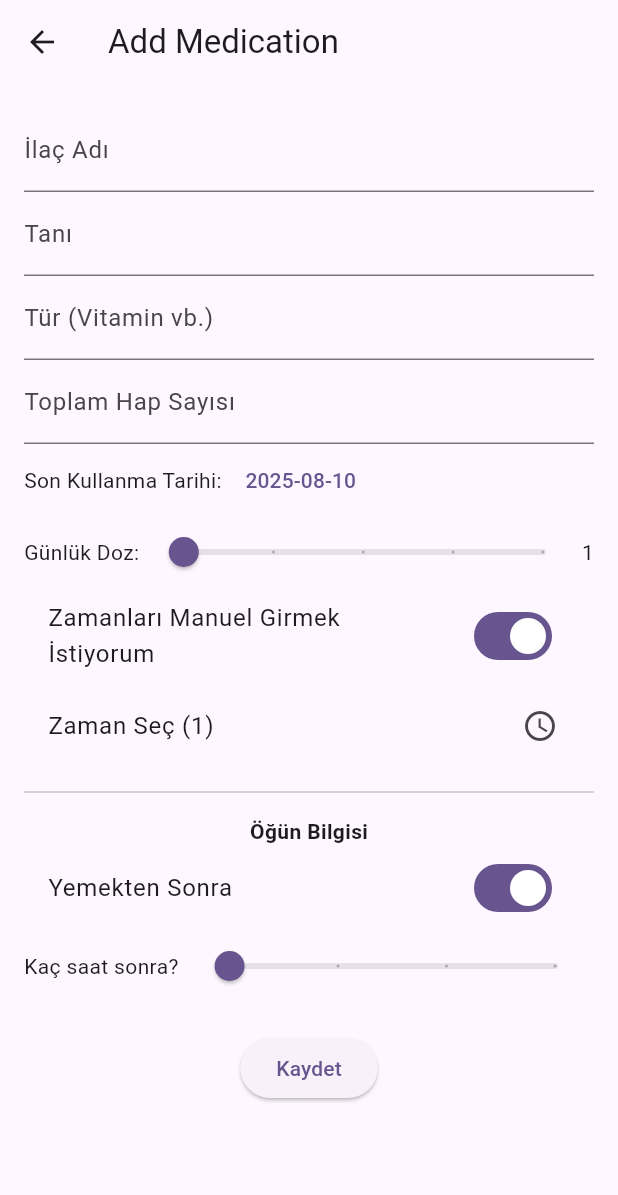
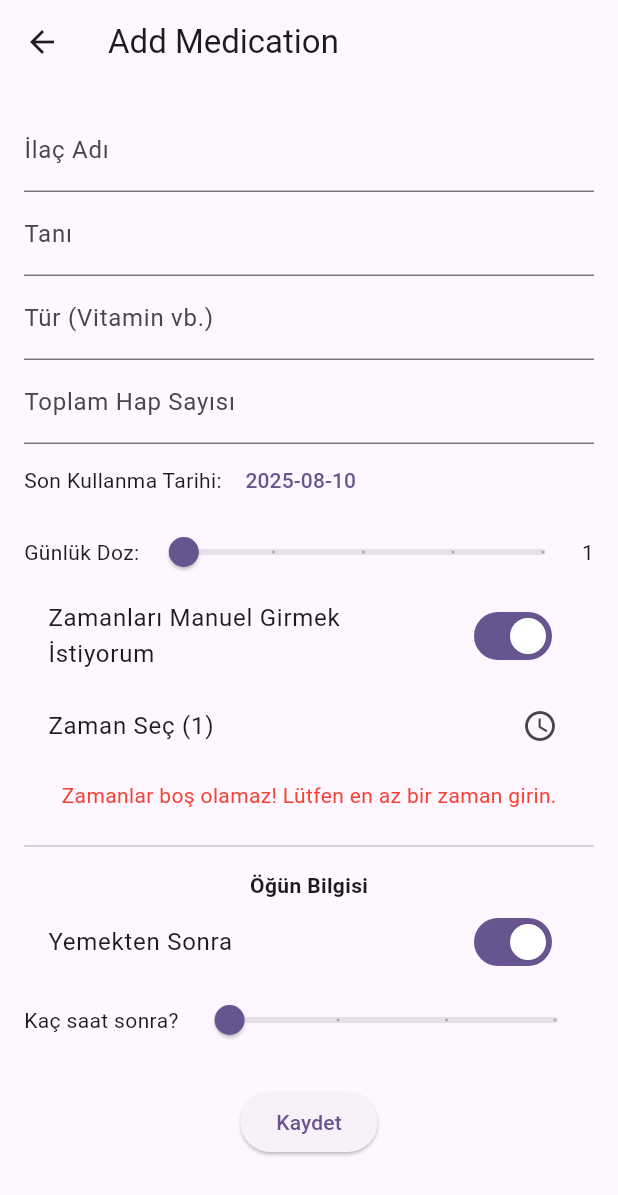
Before and after one commit to enesarat/sifakapp, a Flutter app: the MedicationFormPage screen opened directly, after a tap on "Zamanları Manuel Girmek İstiyorum", on a phone screen of 412 x 824 dp. Shown: the top 1195 px of the screen. Run offline on Flutter 3.47's test engine with Material 3 defaults, Android fonts, the phone set to English and light mode, and no system bars; our stand-ins replace flutter_bloc, get_it, hive, hive_flutter; accounts and stored records are empty.

Commit message:
Contains: Created a centralized and sustainable validation management system. Validations were created and integrated based on the logic of the required form fields.

```diff
--- /dev/null
+++ b/lib/core/validations/validator.dart
@@ -0,0 +1,64 @@
+import 'package:flutter/material.dart';
+
+class Validator {
+  // İlaç adı validasyonu: Boş olamaz
+  static String? validateMedicationName(String? value) {
+    if (value == null || value.isEmpty) {
+      return 'İlaç adı boş olamaz!';
+    }
+    return null;
+  }
+
+  // Tanı validasyonu: Boş olamaz
+  static String? validateDiagnosis(String? value) {
+    if (value == null || value.isEmpty) {
+      return 'Tanı boş olamaz!';
+    }
+    return null;
+  }
+
+  // Hap sayısı validasyonu: Sayısal ve boş olamaz
+  static String? validatePills(String? value) {
+    if (value == null || value.isEmpty) {
+      return 'Hap sayısı boş olamaz!';
+    }
+    final pills = int.tryParse(value);
+    if (pills == null || pills <= 0) {
+      return 'Geçerli bir sayı giriniz!';
+    }
+    return null;
+  }
+
+  // Manuel zaman girilmesi validasyonu
+  static String? validateManualTime(List<TimeOfDay> manualTimes, int dailyDosage, bool isManualSchedule) {
+
+    // Eğer manuel zaman eksikse, hata mesajı döndür
+    if (manualTimes.isEmpty && isManualSchedule) {
+      return 'Zamanlar boş olamaz! Lütfen en az bir zaman girin.';
+    }
+
+    // Eğer manuel zaman sayısı, günlük doz sayısından azsa, hata döndür
+    if (manualTimes.length < dailyDosage && isManualSchedule) {
+      return "Tüm zamanları girmeniz gerekiyor!";
+    }
+
+    return null;
+  }
+
+
+  // Günlük doz validasyonu: 1 ile 5 arasında olmalı
+  static String? validateDailyDosage(int dosage) {
+    if (dosage < 1 || dosage > 5) {
+      return 'Günlük doz 1 ile 5 arasında olmalı!';
+    }
+    return null;
+  }
+
+  // Manuel zaman girilmesi ve tüm zamanların doldurulması gerektiği validasyonu
+  static String? validateAllTimes(List<TimeOfDay> manualTimes, bool isManualSchedule, int dailyDosage) {
+    if (isManualSchedule && manualTimes.length < dailyDosage) {
+      return "Tüm manuel zamanları girmeniz gerekiyor!";
+    }
+    return null;
+  }
+}
--- a/lib/features/medication_reminder/presentation/pages/medication_edit/widgets/medication_diagnosis_field.dart
+++ b/lib/features/medication_reminder/presentation/pages/medication_edit/widgets/medication_diagnosis_field.dart
@@ -1,14 +1,16 @@
 import 'package:flutter/material.dart';
 
 class MedicationDiagnosisField extends StatelessWidget {
-  const MedicationDiagnosisField({super.key, required this.controller});
+  const MedicationDiagnosisField({super.key, required this.controller, required this.validator});
   final TextEditingController controller;
+  final FormFieldValidator<String> validator;
 
   @override
   Widget build(BuildContext context) {
-    return TextField(
+    return TextFormField(
       controller: controller,
       decoration: const InputDecoration(labelText: "Tanı"),
+      validator: validator,
     );
   }
 }
--- a/lib/features/medication_reminder/presentation/pages/medication_edit/widgets/medication_name_field.dart
+++ b/lib/features/medication_reminder/presentation/pages/medication_edit/widgets/medication_name_field.dart
@@ -1,14 +1,16 @@
 import 'package:flutter/material.dart';
 
 class MedicationNameField extends StatelessWidget {
-  const MedicationNameField({super.key, required this.controller});
+  const MedicationNameField({super.key, required this.controller, required this.validator});
   final TextEditingController controller;
+  final FormFieldValidator<String> validator;
 
   @override
   Widget build(BuildContext context) {
-    return TextField(
+    return TextFormField(
       controller: controller,
       decoration: const InputDecoration(labelText: "İlaç Adı"),
+      validator: validator,
     );
   }
 }
--- a/lib/features/medication_reminder/presentation/pages/medication_edit/widgets/medication_pills_field.dart
+++ b/lib/features/medication_reminder/presentation/pages/medication_edit/widgets/medication_pills_field.dart
@@ -1,15 +1,17 @@
 import 'package:flutter/material.dart';
 
 class MedicationPillsField extends StatelessWidget {
-  const MedicationPillsField({super.key, required this.controller});
+  const MedicationPillsField({super.key, required this.controller, required this.validator});
   final TextEditingController controller;
+  final FormFieldValidator<String> validator;
 
   @override
   Widget build(BuildContext context) {
-    return TextField(
+    return TextFormField(
       controller: controller,
       decoration: const InputDecoration(labelText: "Toplam Hap Sayısı"),
       keyboardType: TextInputType.number,
+      validator: validator,
     );
   }
 }
--- a/lib/features/medication_reminder/presentation/pages/medication_form/medication_form_page.dart
+++ b/lib/features/medication_reminder/presentation/pages/medication_form/medication_form_page.dart
@@ -1,5 +1,6 @@
 import 'package:flutter/material.dart';
 import 'package:flutter_bloc/flutter_bloc.dart';
+import 'package:sifakapp/core/validations/validator.dart';
 import 'package:sifakapp/features/medication_reminder/domain/entities/medication.dart';
 import 'package:sifakapp/features/medication_reminder/presentation/blocs/medication/medication_bloc.dart';
 import 'package:sifakapp/features/medication_reminder/presentation/blocs/medication/medication_event.dart';
@@ -22,6 +23,7 @@ class MedicationFormPage extends StatefulWidget {
 }
 
 class _MedicationFormPageState extends State<MedicationFormPage> {
+  final _formKey = GlobalKey<FormState>();
   final _nameController = TextEditingController();
   final _diagnosisController = TextEditingController();
   final _typeController = TextEditingController();
@@ -71,9 +73,18 @@ class _MedicationFormPageState extends State<MedicationFormPage> {
   }
 
   void _submit() {
+    if (_formKey.currentState!.validate()) {
       final reminderTimes = _isManualSchedule
           ? _manualTimes
           : _generateDefaultTimes(_dailyDosage);
+
+      final manualTimeError = Validator.validateManualTime(_manualTimes, _dailyDosage, _isManualSchedule);
+      if (manualTimeError != null) {
+        ScaffoldMessenger.of(context).showSnackBar(
+          SnackBar(content: Text(manualTimeError)),
+        );
+        return;
+      }
 
       final medication = Medication(
         id: DateTime.now().millisecondsSinceEpoch.toString(),
@@ -91,7 +102,15 @@ class _MedicationFormPageState extends State<MedicationFormPage> {
 
       context.read<MedicationBloc>().add(AddMedication(medication));
       Navigator.pop(context);
+    } else {
+      ScaffoldMessenger.of(context).showSnackBar(
+        const SnackBar(
+          content: Text('Lütfen formu eksiksiz doldurun!'),
+        ),
+      );
     }
+  }
+
 
   @override
   Widget build(BuildContext context) {
@@ -99,13 +118,24 @@ class _MedicationFormPageState extends State<MedicationFormPage> {
       appBar: AppBar(title: const Text("Add Medication")),
       body: SingleChildScrollView(
         padding: const EdgeInsets.all(16),
+        child: Form(
+          key: _formKey,  // Form key
           child: Column(
             crossAxisAlignment: CrossAxisAlignment.start,
             children: [
-            MedicationNameField(controller: _nameController),
-            MedicationDiagnosisField(controller: _diagnosisController),
+              MedicationNameField(
+                controller: _nameController,
+                validator: Validator.validateMedicationName,
+              ),
+              MedicationDiagnosisField(
+                controller: _diagnosisController,
+                validator: Validator.validateDiagnosis,
+              ),
               MedicationTypeField(controller: _typeController),
-            MedicationPillsField(controller: _pillsController),
+              MedicationPillsField(
+                controller: _pillsController,
+                validator: Validator.validatePills,
+              ),
               MedicationExpirationDate(
                 expirationDate: _expirationDate,
                 onPickDate: () => _pickDate(context),
@@ -118,7 +148,7 @@ class _MedicationFormPageState extends State<MedicationFormPage> {
                 isManualSchedule: _isManualSchedule,
                 onChanged: (value) => setState(() {
                   _isManualSchedule = value;
-                _manualTimes = [];  // Manuel zamanları sıfırla
+                  _manualTimes = [];
                 }),
               ),
               if (_isManualSchedule)
@@ -126,6 +156,7 @@ class _MedicationFormPageState extends State<MedicationFormPage> {
                   manualTimes: _manualTimes,
                   onPickTime: _pickTime,
                   dailyDosage: _dailyDosage,
+                  validator: (manualTimes) => Validator.validateManualTime(manualTimes, _dailyDosage, true),
                 ),
               MedicationMealInfo(
                 isAfterMeal: _isAfterMeal,
@@ -135,8 +166,16 @@ class _MedicationFormPageState extends State<MedicationFormPage> {
                     setState(() => _hoursBeforeOrAfterMeal = value.toInt()),
               ),
               const SizedBox(height: 20),
-            MedicationSaveButton(onPressed: _submit),
+              MedicationSaveButton(
+                onPressed: () {
+                  // Validate the form
+                  if (_formKey.currentState!.validate()) {
+                    _submit();
+                  }
+                },
+              ),
             ],
+          ),
         ),
       ),
     );
--- a/lib/features/medication_reminder/presentation/pages/medication_form/widgets/medication_diagnosis_field.dart
+++ b/lib/features/medication_reminder/presentation/pages/medication_form/widgets/medication_diagnosis_field.dart
@@ -1,14 +1,16 @@
 import 'package:flutter/material.dart';
 
 class MedicationDiagnosisField extends StatelessWidget {
-  const MedicationDiagnosisField({super.key, required this.controller});
+  const MedicationDiagnosisField({super.key, required this.controller, required this.validator});
   final TextEditingController controller;
+  final FormFieldValidator<String> validator;
 
   @override
   Widget build(BuildContext context) {
-    return TextField(
+    return TextFormField(
       controller: controller,
       decoration: const InputDecoration(labelText: "Tanı"),
+      validator: validator,
     );
   }
 }
--- a/lib/features/medication_reminder/presentation/pages/medication_form/widgets/medication_name_field.dart
+++ b/lib/features/medication_reminder/presentation/pages/medication_form/widgets/medication_name_field.dart
@@ -1,14 +1,16 @@
 import 'package:flutter/material.dart';
 
 class MedicationNameField extends StatelessWidget {
-  const MedicationNameField({super.key, required this.controller});
+  const MedicationNameField({super.key, required this.controller, required this.validator});
   final TextEditingController controller;
+  final FormFieldValidator<String> validator;
 
   @override
   Widget build(BuildContext context) {
-    return TextField(
+    return TextFormField(
       controller: controller,
       decoration: const InputDecoration(labelText: "İlaç Adı"),
+      validator: validator,
     );
   }
 }
--- a/lib/features/medication_reminder/presentation/pages/medication_form/widgets/medication_pills_field.dart
+++ b/lib/features/medication_reminder/presentation/pages/medication_form/widgets/medication_pills_field.dart
@@ -1,15 +1,17 @@
 import 'package:flutter/material.dart';
 
 class MedicationPillsField extends StatelessWidget {
-  const MedicationPillsField({super.key, required this.controller});
+  const MedicationPillsField({super.key, required this.controller, required this.validator});
   final TextEditingController controller;
+  final FormFieldValidator<String> validator;
 
   @override
   Widget build(BuildContext context) {
-    return TextField(
+    return TextFormField(
       controller: controller,
       decoration: const InputDecoration(labelText: "Toplam Hap Sayısı"),
       keyboardType: TextInputType.number,
+      validator: validator,
     );
   }
 }
--- a/lib/features/medication_reminder/presentation/pages/medication_form/widgets/medication_time_picker.dart
+++ b/lib/features/medication_reminder/presentation/pages/medication_form/widgets/medication_time_picker.dart
@@ -6,16 +6,19 @@ class MedicationTimePicker extends StatelessWidget {
     required this.manualTimes,
     required this.onPickTime,
     required this.dailyDosage,
+    required this.validator,
   });
 
   final List<TimeOfDay> manualTimes;
   final void Function(int) onPickTime;
   final int dailyDosage;
+  final String? Function(List<TimeOfDay>) validator;
 
   @override
   Widget build(BuildContext context) {
     return Column(
-      children: List.generate(
+      children: [
+        ...List.generate(
           dailyDosage,
           (index) => ListTile(
             title: Text(manualTimes.length > index
@@ -25,6 +28,15 @@ class MedicationTimePicker extends StatelessWidget {
             onTap: () => onPickTime(index),
           ),
         ),
+        if (validator(manualTimes) != null)
+          Padding(
+            padding: const EdgeInsets.all(8.0),
+            child: Text(
+              validator(manualTimes)!,
+              style: TextStyle(color: Colors.red, fontSize: 14),
+            ),
+          ),
+      ],
     );
   }
 }
--- a/lib/features/medication_reminder/presentation/pages/medication_list/widgets/medication_list_item.dart
+++ b/lib/features/medication_reminder/presentation/pages/medication_list/widgets/medication_list_item.dart
@@ -62,10 +62,6 @@ class MedicationListItem extends StatelessWidget {
                         med: med,
                       );
                       if (confirmed == true) {
-                        // BLoC'a bildir
-                        // (ID string ise med.id string olmalı; tipine göre uyarlayın)
-                        // Hata olursa UI zaten MedicationError gösterecek.
-                        // ignore: use_build_context_synchronously
                         context.read<MedicationBloc>().add(RemoveMedication(med.id));
 
                         ScaffoldMessenger.of(context).showSnackBar(
```
Also changed, not shown: lib/features/medication_reminder/presentation/pages/medication_edit/medication_edit_page.dart (+43 -4 lines), lib/features/medication_reminder/presentation/pages/medication_edit/widgets/medication_time_picker.dart (+13 -1 lines). Lines whose indentation alone changed are shown as unchanged.
